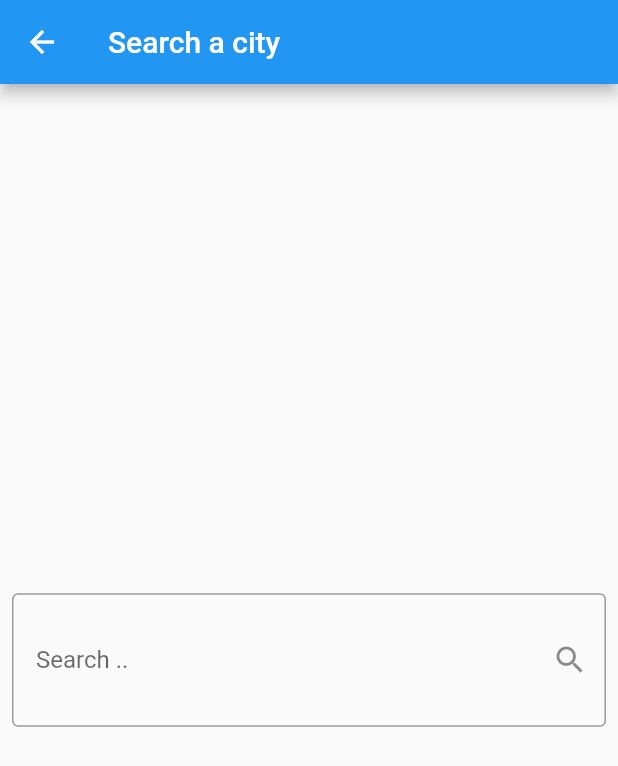
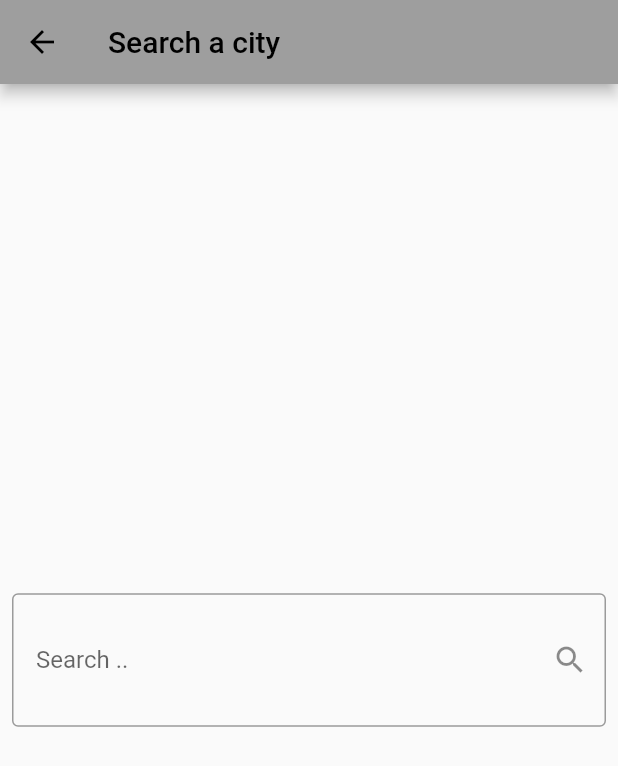
Before and after one commit to zahraaliloutfi/weather_app, a Flutter app: the screen it shows after launch, after a tap on the "search off" icon, on a phone screen of 412 x 824 dp. Shown: the top 766 px of the screen. Run offline on Flutter 3.47's test engine with Material 2 defaults, Android fonts, the phone set to English and light mode, and no system bars.

Commit message:
weather app

```diff
--- a/lib/main.dart
+++ b/lib/main.dart
@@ -1,15 +1,32 @@
 import 'package:flutter/material.dart';
+import 'package:provider/provider.dart';
+import 'package:weather_app/models/weather_model.dart';
 import 'package:weather_app/pages/home_page.dart';
 import 'package:weather_app/pages/search_page.dart';
+import 'package:weather_app/providers/weather_provider.dart';
+
 void main() {
-  runApp(const MyApp());
+  runApp(ChangeNotifierProvider(
+      create: (BuildContext context) {
+        return WeatherProvider();
+      },
+      child: MyApp()));
 }
+//اول خطوه في state management
+//هيا احدد عاوزه احط البروفايدر فين
+
 class MyApp extends StatelessWidget {
-  const MyApp({super.key});
   @override
   Widget build(BuildContext context) {
     return MaterialApp(
-      home:
-        HomePage());
+        theme: ThemeData(
+            brightness: Brightness.light,
+
+            primarySwatch:Provider.of<WeatherProvider>(context).weatherData == null?
+        Colors.grey :
+            Provider.of<WeatherProvider>(context).weatherData!.getThemeColor()
+
+        ),
+        home: HomePage());
   }
 }
--- a/lib/models/weather_model.dart
+++ b/lib/models/weather_model.dart
@@ -1,3 +1,6 @@
+import 'package:flutter/animation.dart';
+import 'package:flutter/material.dart';
+
 class WeatherModel {
   String date;
   String name;
@@ -40,4 +43,17 @@ class WeatherModel {
     return 'date =$date ,temp = $temp ,state =$weatherStateName,';
   }
 
+  // String? getImage(){
+  //   if(weatherStateName == 'Thunderstorm'){
+  //   return 'assets/img1.jpg';}
+  //   else {return 'assets/img1.jpg';}
+  // }
+
+
+  MaterialColor? getThemeColor(){
+    if(weatherStateName == 'Thunderstorm'){
+      return Colors.red;
+    }
+    else {return Colors.yellow;}
+  }
 }
--- a/lib/pages/home_page.dart
+++ b/lib/pages/home_page.dart
@@ -1,22 +1,25 @@
 import 'package:flutter/material.dart';
+import 'package:provider/provider.dart';
 import 'package:weather_app/models/weather_model.dart';
 import 'package:weather_app/pages/search_page.dart';
+import 'package:weather_app/providers/weather_provider.dart';
 
 class HomePage extends StatefulWidget {
-
-
   @override
   State<HomePage> createState() => _HomePageState();
 }
 
 class _HomePageState extends State<HomePage> {
-  void updateUi(){
-    setState(() {
+  // void updateUi(){
+  //   setState(() {
+  //
+  //   });
+  // }
+  WeatherModel? weatherData;
 
-    });
-  }
   @override
   Widget build(BuildContext context) {
+    weatherData = Provider.of<WeatherProvider>(context).weatherData;
     return Scaffold(
       appBar: AppBar(
         title: Text('Weather App'),
@@ -25,8 +28,8 @@ class _HomePageState extends State<HomePage> {
               onPressed: () {
                 Navigator.push(context, MaterialPageRoute(builder: (context) {
                   return SearchPage(
-                    updateUi: updateUi,
-                  );
+                      // updateUi: updateUi,
+                      );
                 }));
               },
               icon: Icon(Icons.search_off))
@@ -36,50 +39,76 @@ class _HomePageState extends State<HomePage> {
           ? Center(
               child: Padding(
                 padding: const EdgeInsets.all(20.0),
-                child: Text('there is no weather start searching now ..',style: TextStyle(
-                    fontWeight: FontWeight.bold, fontSize: 30),),
+                child: Text(
+                  'there is no weather start searching now ..',
+                  style: TextStyle(fontWeight: FontWeight.bold, fontSize: 30),
+                ),
               ),
             )
           : Center(
               child: Container(
-                color: Colors.orange,
+                decoration: BoxDecoration(
+                    gradient: LinearGradient(
+                  colors: [
+                    // weatherData!.getThemeColor(),
+                    // weatherData!.getThemeColor()[90],
+                    // weatherData!.getThemeColor()[44],
+                    // weatherData!.getThemeColor()[100],
+                    Colors.red,
+                    Colors.orange,
+                    Colors.yellow
+                  ],
+                  begin: Alignment.topCenter,
+                  end: Alignment.bottomCenter,
+                )),
+                // color: weatherData!.getThemeColor(),
                 child: Column(
                   mainAxisAlignment: MainAxisAlignment.center,
                   children: [
                     Spacer(),
                     Text(
-                      'Cairo',
-                      style: TextStyle(
-                          fontWeight: FontWeight.bold, fontSize: 30),
+                      Provider.of<WeatherProvider>(context).cityName!,
+                      style:
+                          TextStyle(fontWeight: FontWeight.bold, fontSize: 30),
                     ),
-                    SizedBox(height: 15,),
-                    Text('2/33/1111',
+                    SizedBox(
+                      height: 15,
+                    ),
+                    Text(weatherData!.date,
                         style: TextStyle(
                             fontWeight: FontWeight.bold, fontSize: 25)),
-                    SizedBox(height: 30,),
+                    SizedBox(
+                      height: 30,
+                    ),
                     Row(
                       mainAxisAlignment: MainAxisAlignment.spaceEvenly,
                       children: [
-                        Image.asset(
-                          'assets/img1.jpg',
-                          scale: 10,
-                        ),
-                        Text('30',
+                        // Image.asset(
+                        //   weatherData?.getImage() ??'',
+                        //   scale: 1,
+                        // ),
+                        Text(weatherData!.minTemp.toInt().toString(),
                             style: TextStyle(
                                 fontWeight: FontWeight.bold, fontSize: 25)),
-
                         Column(
                           children: [
-                            Text('max term :30',style: TextStyle(
-                                fontWeight: FontWeight.bold, fontSize: 15)),
-                            Text('min term: 1',style: TextStyle(
-                                fontWeight: FontWeight.bold, fontSize: 15),),
+                            Text('max term :${weatherData!.maxTemp.toInt()}',
+                                style: TextStyle(
+                                    fontWeight: FontWeight.bold, fontSize: 15)),
+                            Text(
+                              'min term: ${weatherData!.minTemp.toInt()}',
+                              style: TextStyle(
+                                  fontWeight: FontWeight.bold, fontSize: 15),
+                            ),
                           ],
                         ),
                       ],
                     ),
-                    SizedBox(height: 30,),
-                    Text('Clear',
+                    SizedBox(
+                      height: 30,
+                    ),
+                    //weatherData?.weatherStateName ??''
+                    Text(weatherData!.weatherStateName,
                         style: TextStyle(
                             fontWeight: FontWeight.bold, fontSize: 25)),
                     Spacer(),
--- a/lib/pages/search_page.dart
+++ b/lib/pages/search_page.dart
@@ -1,16 +1,18 @@
 import 'package:flutter/material.dart';
+import 'package:provider/provider.dart';
 import 'package:weather_app/models/weather_model.dart';
+import 'package:weather_app/providers/weather_provider.dart';
 import 'package:weather_app/survices/weather_survices.dart';
 
 class SearchPage extends StatelessWidget {
   String? cityName;
   //عملت كونستركتر عشان اباصيلها الميثود
-  SearchPage({
-   this. updateUi
-  });
-
-  //عشان اخليها تقبل ميثود لاني هباصيلها ميثود
-  VoidCallback? updateUi;
+  // SearchPage({
+  //  this. updateUi
+  // });
+  //
+  // //عشان اخليها تقبل ميثود لاني هباصيلها ميثود
+  // VoidCallback? updateUi;
 
   @override
   Widget build(BuildContext context) {
@@ -27,8 +29,12 @@ class SearchPage extends StatelessWidget {
               WeatherService service = WeatherService();
               WeatherModel weather =
                   await service.getWeather(cityName: cityName!);
-              weatherData = weather;
-              updateUi!();
+              //عشان اعمل اكسز علي الويزر ال في البروفايدر ال في المين
+              //بيديك اكسز علي الاوبجكت عشان تدخل علي ال فيه
+              Provider.of<WeatherProvider>(context , listen: false).weatherData =weather;
+              Provider.of<WeatherProvider>(context , listen: false).cityName =cityName;
+              // weatherData = weather;
+              // updateUi!();
               Navigator.pop(context);
             },
             keyboardAppearance: Brightness.light,
@@ -49,4 +55,4 @@ class SearchPage extends StatelessWidget {
 }
 
 //global variable كل الكلاسز شايفاه
-WeatherModel? weatherData;
+// WeatherModel? weatherData;
--- /dev/null
+++ b/lib/providers/weather_provider.dart
@@ -0,0 +1,15 @@
+import 'package:flutter/cupertino.dart';
+
+import '../models/weather_model.dart';
+
+class WeatherProvider extends ChangeNotifier {
+  WeatherModel? _weatherData;
+String? cityName;
+  set weatherData(WeatherModel? weather) {
+    _weatherData = weather;
+    //rebuild update ui
+    notifyListeners();
+  }
+
+  WeatherModel? get weatherData => _weatherData;
+}
```
Also changed, not shown: 1 other file.
